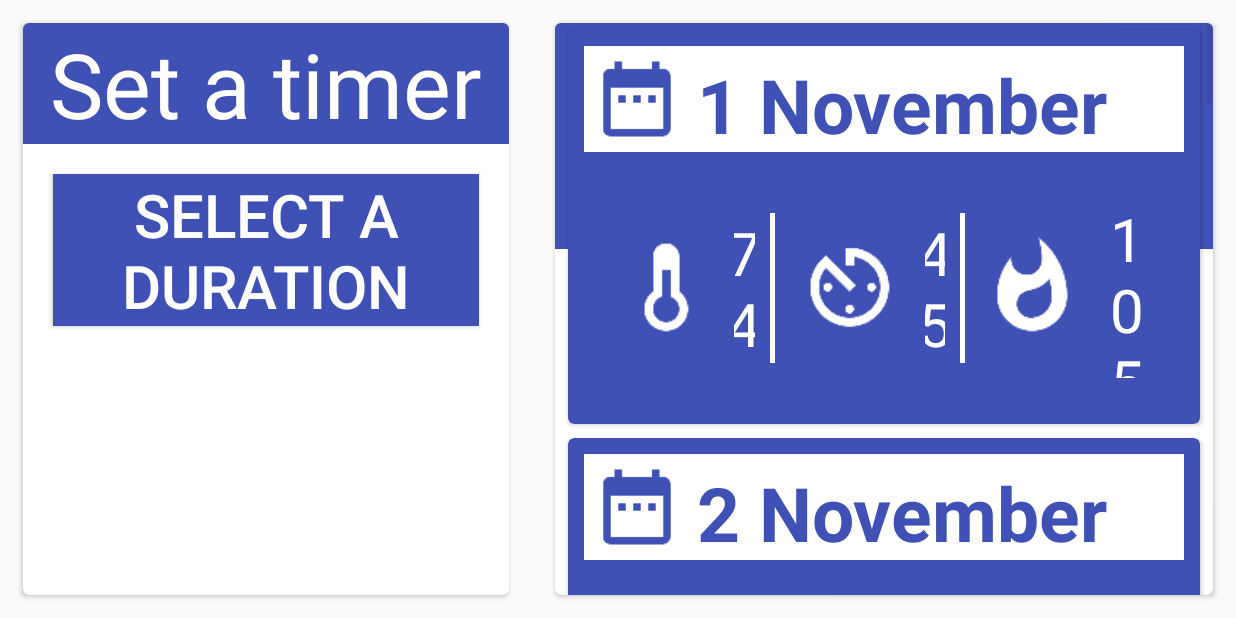
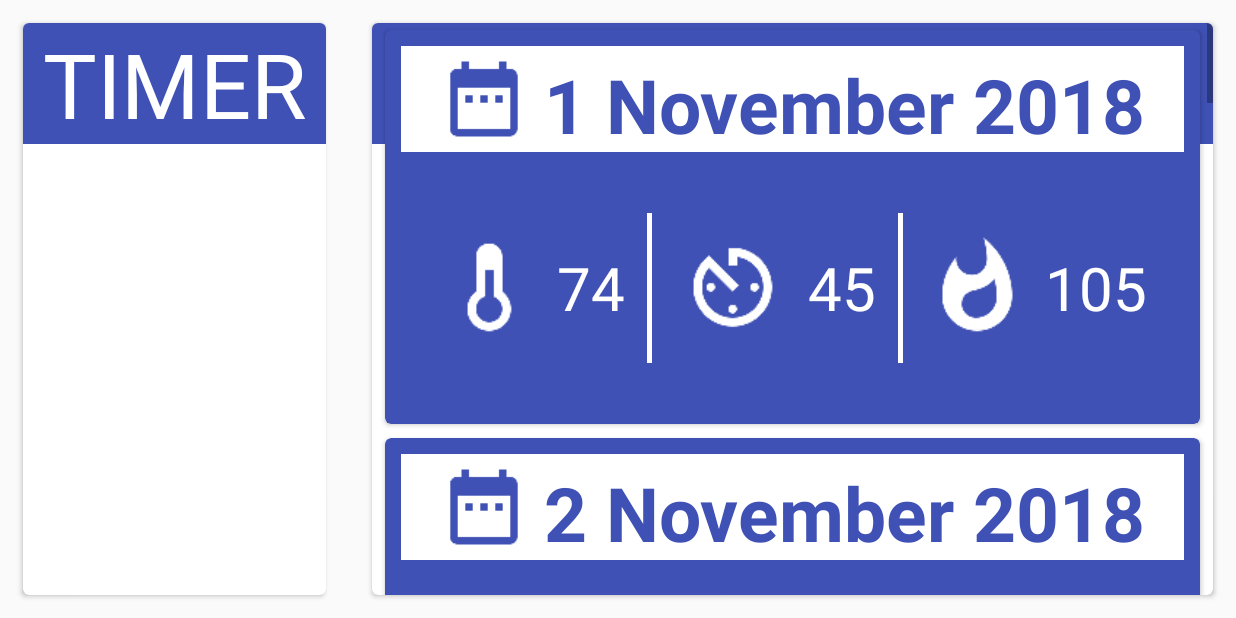
Before and after one commit to CyrilNb/HackTheSauna, an Android app: the PersonalActivity screen opened directly, with no data from a screen before it, after a tap on "SELECT A DURATION", on a phone screen of 824 x 412 dp (held sideways). Run offline under Robolectric (Android 15) with nearby library versions, the phone set to English and light mode, and no system bars; our stand-ins replace Volley; libraries missing offline, so code that uses them is left out: com.codetroopers.betterpickers, in.unicodelabs.kdgaugeview; network calls fail; 2 statements that could not run were skipped.

Commit message:
Improve UI

```diff
--- a/app/src/main/java/hackjunction2018/c2c/hackthesauna/Activities/PersonalActivity.java
+++ b/app/src/main/java/hackjunction2018/c2c/hackthesauna/Activities/PersonalActivity.java
@@ -9,8 +9,11 @@
 import android.support.v7.widget.Toolbar;
 import android.view.View;
 import android.widget.Button;
+import android.widget.LinearLayout;
+import android.widget.TextView;
 
 import com.codetroopers.betterpickers.hmspicker.HmsPickerBuilder;
+import com.codetroopers.betterpickers.hmspicker.HmsPickerDialogFragment;
 
 import java.util.ArrayList;
 import java.util.List;
@@ -19,12 +22,15 @@
 import hackjunction2018.c2c.hackthesauna.R;
 import hackjunction2018.c2c.hackthesauna.SessionAdapter;
 
-public class PersonalActivity extends AppCompatActivity {
+public class PersonalActivity extends AppCompatActivity implements HmsPickerDialogFragment.HmsPickerDialogHandlerV2{
 
+    private LinearLayout linearLayoutRecapTimer;
     private Button mButtonTimer;
     private RecyclerView mRecyclerView;
     private RecyclerView.Adapter mAdapter;
     private RecyclerView.LayoutManager mLayoutManager;
+    private TextView txtViewHours, txtViewMinutes, txtViewSeconds;
+    private int hours, minutes, seconds;
 
     @Override
     protected void onCreate(Bundle savedInstanceState) {
@@ -38,7 +44,11 @@
                 | View.SYSTEM_UI_FLAG_LAYOUT_HIDE_NAVIGATION
                 | View.SYSTEM_UI_FLAG_HIDE_NAVIGATION);
 
+        linearLayoutRecapTimer = findViewById(R.id.linearTimerRecap);
         mButtonTimer = findViewById(R.id.button_select_timer);
+        txtViewHours = findViewById(R.id.txtViewHours);
+        txtViewMinutes = findViewById(R.id.txtViewMinutes);
+        txtViewSeconds = findViewById(R.id.txtViewSeconds);
 
         mButtonTimer.setOnClickListener(new View.OnClickListener() {
             @Override
@@ -47,6 +57,7 @@
                         .setFragmentManager(getSupportFragmentManager())
                         .setStyleResId(R.style.BetterPickersDialogFragment);
                 hpb.show();
+                mButtonTimer.setVisibility(View.GONE);
             }
         });
 
@@ -107,4 +118,27 @@
         overridePendingTransition(R.anim.slide_out, R.anim.slide_in);
     }
 
+    @Override
+    public void onDialogHmsSet(int reference, boolean isNegative, int hours, int minutes, int seconds) {
+        linearLayoutRecapTimer.setVisibility(View.VISIBLE);
+        this.hours = hours;
+        this.minutes = minutes;
+        this.seconds = seconds;
+        txtViewSeconds.setText(Integer.toString(seconds));
+        txtViewMinutes.setText(Integer.toString(minutes));
+        txtViewHours.setText(Integer.toString(hours));
+
+    }
+
+    public int getHours() {
+        return hours;
+    }
+
+    public int getMinutes() {
+        return minutes;
+    }
+
+    public int getSeconds() {
+        return seconds;
+    }
 }
--- a/app/src/main/java/hackjunction2018/c2c/hackthesauna/Activities/RecapActivity.java
+++ b/app/src/main/java/hackjunction2018/c2c/hackthesauna/Activities/RecapActivity.java
@@ -1,5 +1,6 @@
 package hackjunction2018.c2c.hackthesauna.Activities;
 
+import android.content.Intent;
 import android.os.Bundle;
 import android.support.design.widget.FloatingActionButton;
 import android.support.design.widget.Snackbar;
@@ -50,9 +51,6 @@
         overridePendingTransition(R.anim.slide_in, R.anim.slide_out);
     }
 
-    @Override
-    public void onBackPressed() {
-        overridePendingTransition(R.anim.slide_out, R.anim.slide_in);
-    }
+
 
 }
--- /dev/null
+++ b/app/src/main/res/anim/activity_enter.xml
@@ -0,0 +1,8 @@
+<?xml version="1.0" encoding="utf-8"?>
+<set xmlns:android="http://schemas.android.com/apk/res/android">
+	<translate
+		android:duration="500"
+		android:fromXDelta="100%p"
+		android:toXDelta="0" />
+
+</set>
--- /dev/null
+++ b/app/src/main/res/anim/activity_exit.xml
@@ -0,0 +1,7 @@
+<?xml version="1.0" encoding="utf-8"?>
+<set xmlns:android="http://schemas.android.com/apk/res/android">
+	<translate
+		android:duration="500"
+		android:fromXDelta="0"
+		android:toXDelta="-100%p" />
+</set>
--- a/app/src/main/res/anim/slide_in.xml
+++ b/app/src/main/res/anim/slide_in.xml
@@ -2,6 +2,6 @@
 <translate
     xmlns:android="http://schemas.android.com/apk/res/android"
     android:duration="@android:integer/config_longAnimTime"
-    android:fromXDelta="100%p"
+    android:fromXDelta="-100%p"
     android:toXDelta="0%p">
 </translate>
--- a/app/src/main/res/anim/slide_out.xml
+++ b/app/src/main/res/anim/slide_out.xml
@@ -3,5 +3,5 @@
     xmlns:android="http://schemas.android.com/apk/res/android"
     android:duration="@android:integer/config_longAnimTime"
     android:fromXDelta="0%p"
-    android:toXDelta="-100%p">
+    android:toXDelta="100%p">
 </translate>
--- a/app/src/main/res/anim/slide_out_exit.xml
+++ b/app/src/main/res/anim/slide_out_exit.xml
@@ -2,6 +2,6 @@
 <translate
     xmlns:android="http://schemas.android.com/apk/res/android"
     android:duration="@android:integer/config_longAnimTime"
-    android:fromXDelta="-100%p"
+    android:fromXDelta="100%p"
     android:toXDelta="0%p">
 </translate>
--- a/app/src/main/res/layout/activity_personal.xml
+++ b/app/src/main/res/layout/activity_personal.xml
@@ -14,17 +14,16 @@
         android:orientation="horizontal"
         android:weightSum="2">
 
-        <android.support.v7.widget.CardView
-            xmlns:card_view="http://schemas.android.com/apk/res-auto"
+        <android.support.v7.widget.CardView xmlns:card_view="http://schemas.android.com/apk/res-auto"
             android:id="@+id/card_view_timer"
-            android:layout_gravity="center"
             android:layout_width="wrap_content"
             android:layout_height="match_parent"
+            android:layout_gravity="center"
+            android:layout_margin="15dp"
+            android:layout_weight="1"
+            android:background="@color/white"
             card_view:cardCornerRadius="4dp"
-            android:layout_weight="1"
-            android:layout_margin="15dp"
-            card_view:cardPreventCornerOverlap="false"
-            android:background="@color/white">
+            card_view:cardPreventCornerOverlap="false">
 
             <LinearLayout
                 android:layout_width="match_parent"
@@ -34,11 +33,11 @@
                 <TextView
                     android:layout_width="match_parent"
                     android:layout_height="wrap_content"
-                    android:text="Set a timer"
+                    android:background="@color/colorPrimary"
+                    android:text="TIMER"
                     android:textAlignment="center"
-                    android:textSize="60sp"
                     android:textColor="@color/white"
-                    android:background="@color/colorPrimary"/>
+                    android:textSize="60sp" />
 
                 <Button
                     android:id="@+id/button_select_timer"
@@ -46,42 +45,84 @@
                     android:layout_height="wrap_content"
                     android:layout_margin="20dp"
                     android:background="@color/colorPrimary"
+                    android:text="Select a duration"
                     android:textColor="@color/white"
-                    android:textSize="40dp"
-                    android:text="Select a duration"/>
+                    android:textSize="40dp" />
+
+                <LinearLayout
+                    android:id="@+id/linearTimerRecap"
+                    android:layout_marginTop="100dp"
+                    android:layout_width="match_parent"
+                    android:layout_height="match_parent"
+                    android:gravity="center_horizontal"
+                    android:orientation="horizontal"
+                    android:visibility="gone">
+
+                    <TextView
+                        android:id="@+id/txtViewHours"
+                        android:layout_width="wrap_content"
+                        android:layout_height="wrap_content"
+                        android:text="00"
+                        android:textColor="@color/colorPrimary"
+                        android:textSize="60sp" />
+                    <TextView
+                        android:layout_width="wrap_content"
+                        android:layout_height="wrap_content"
+                        android:text=" : "
+                        android:textColor="@color/colorPrimary"
+                        android:textSize="30sp" />
+                    <TextView
+                        android:id="@+id/txtViewMinutes"
+                        android:layout_width="wrap_content"
+                        android:layout_height="wrap_content"
+                        android:text="0"
+                        android:textColor="@color/colorPrimary"
+                        android:textSize="60sp" />
+                    <TextView
+                        android:layout_width="wrap_content"
+                        android:layout_height="wrap_content"
+                        android:text=" : "
+                        android:textColor="@color/colorPrimary"
+                        android:textSize="30sp" />
+                    <TextView
+                        android:id="@+id/txtViewSeconds"
+                        android:layout_width="wrap_content"
+                        android:layout_height="wrap_content"
+                        android:text="0"
+                        android:textColor="@color/colorPrimary"
+                        android:textSize="60sp" />
+                </LinearLayout>
 
             </LinearLayout>
 
 
-
         </android.support.v7.widget.CardView>
 
-        <android.support.v7.widget.CardView
-            xmlns:card_view="http://schemas.android.com/apk/res-auto"
+        <android.support.v7.widget.CardView xmlns:card_view="http://schemas.android.com/apk/res-auto"
             android:id="@+id/card_view_sessions"
-            android:layout_gravity="center"
             android:layout_width="wrap_content"
             android:layout_height="match_parent"
+            android:layout_gravity="center"
+            android:layout_margin="15dp"
+            android:layout_weight="1"
+            android:background="@color/white"
             card_view:cardCornerRadius="4dp"
-            android:layout_weight="1"
-            android:layout_margin="15dp"
-            card_view:cardPreventCornerOverlap="false"
-            android:background="@color/white">
+            card_view:cardPreventCornerOverlap="false">
 
             <TextView
                 android:layout_width="match_parent"
                 android:layout_height="wrap_content"
+                android:background="@color/colorPrimary"
                 android:text="My last sessions"
                 android:textAlignment="center"
-                android:textSize="60sp"
                 android:textColor="@color/white"
-                android:background="@color/colorPrimary"/>
+                android:textSize="60sp" />
 
             <android.support.v7.widget.RecyclerView
                 android:id="@+id/last_sessions_recycler_view"
-                android:scrollbars="vertical"
                 android:layout_width="match_parent"
-                android:layout_height="match_parent">
+                android:layout_height="match_parent"
+                android:scrollbars="vertical">
 
             </android.support.v7.widget.RecyclerView>
 
```
Also changed, not shown: app/src/main/java/hackjunction2018/c2c/hackthesauna/Activities/FullscreenActivity.java (+65 -45 lines), app/src/main/java/hackjunction2018/c2c/hackthesauna/Activities/ScanCardActivity.java (+31 -16 lines), app/src/main/res/anim/left_to_right.xml (added, +10 -0 lines), app/src/main/res/anim/right_to_left.xml (added, +10 -0 lines), app/src/main/res/layout/activity_fullscreen.xml (+24 -27 lines), app/src/main/res/layout/activity_scan_card.xml (+7 -3 lines).
